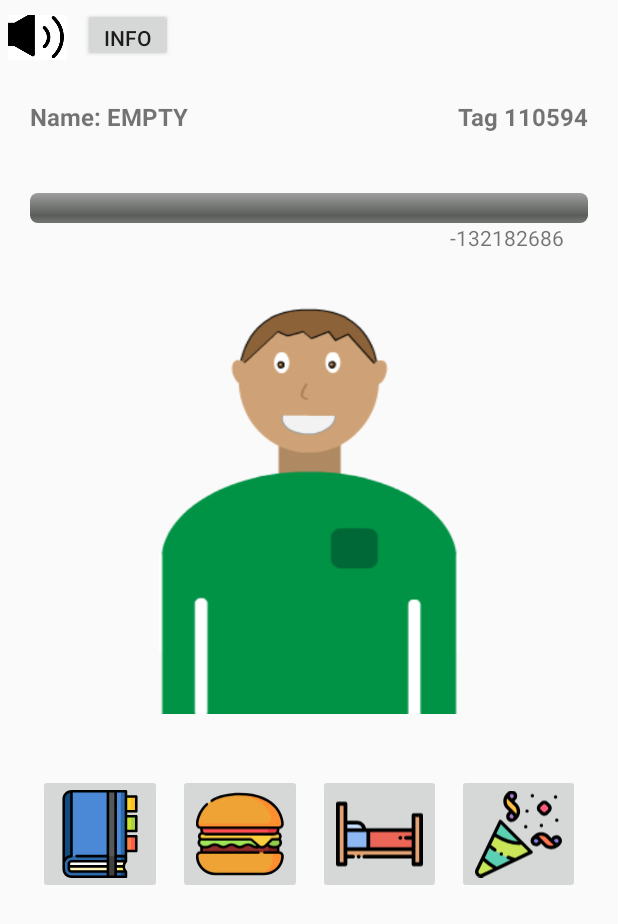
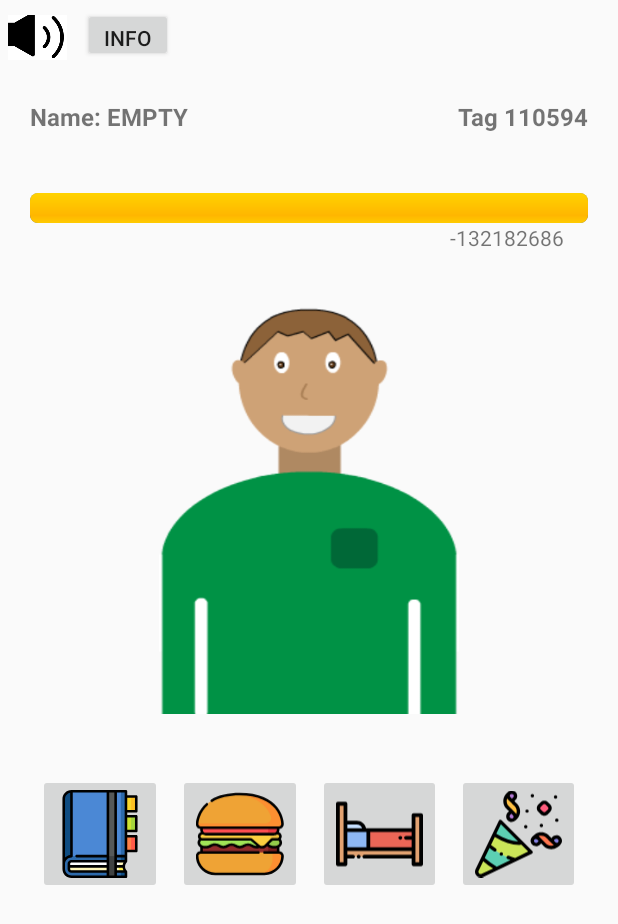
Before and after one commit to lnbs97/Studigotchi, an Android app: the MainActivity screen opened directly, with no data from a screen before it, on a phone screen of 412 x 824 dp. Shown: the top 924 px of the screen. Run offline under Robolectric (Android 15) with nearby library versions, the phone set to English and light mode, and no system bars.

Commit message:
Bugs gefixed

```diff
--- a/app/src/main/java/com/example/studigotchi/MainActivity.java
+++ b/app/src/main/java/com/example/studigotchi/MainActivity.java
@@ -112,6 +112,8 @@
 
         firstRunTime = System.currentTimeMillis();
 
+        isFirstRun = true;
+        learnValue = 100;
         editor.putLong("onPauseTime", 0)
                 .putLong("firstRunTime", firstRunTime)
                 .putLong("learnClickTime", 0)
@@ -122,9 +124,9 @@
                 .putBoolean("isEating", false)
                 .putBoolean("isSleeping", false)
                 .putBoolean("isPartying", false)
-                .putBoolean("isFirstRun", true)
+                .putBoolean("isFirstRun", isFirstRun)
                 .putString("playerName", "EMPTY")
-                .putInt("learnValue", 100)
+                .putInt("learnValue", learnValue)
                 .putInt("energyValue", 100)
                 .putInt("studyDays", 0).commit();
     }
@@ -266,7 +268,7 @@
         super.onResume();
         getSharedPrefs();
 
-        //playBackgroundSound();
+        playBackgroundSound();
 
         pbText.setText(learnValue + "/" + pbHorizontal.getMax());
 
```
